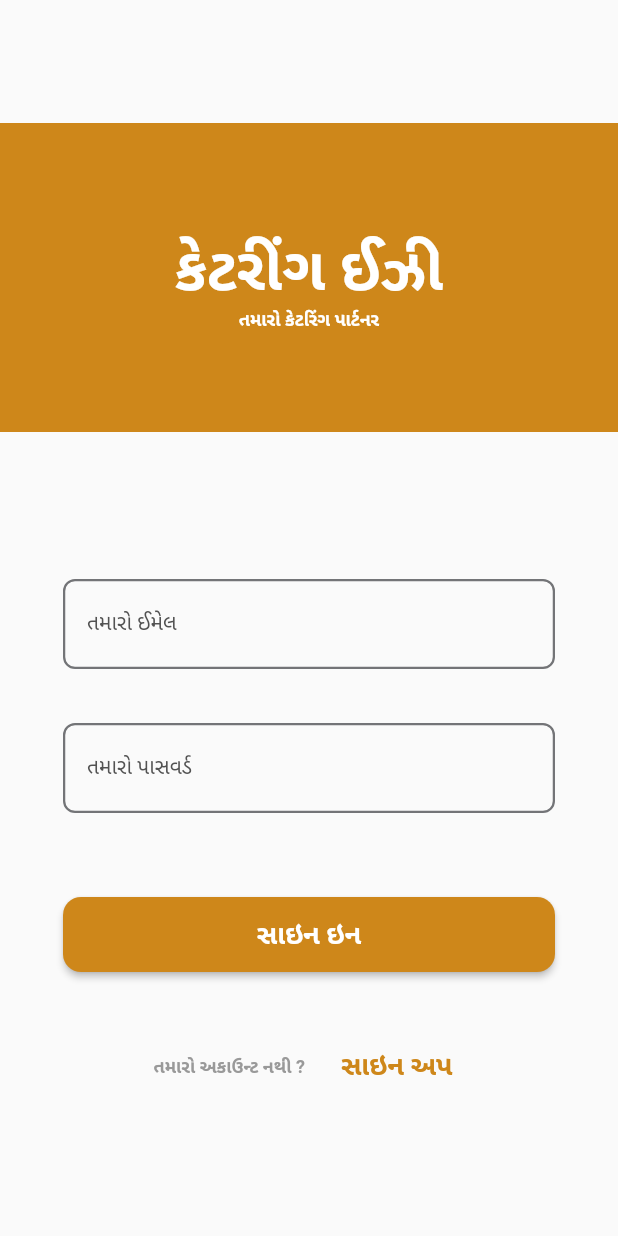
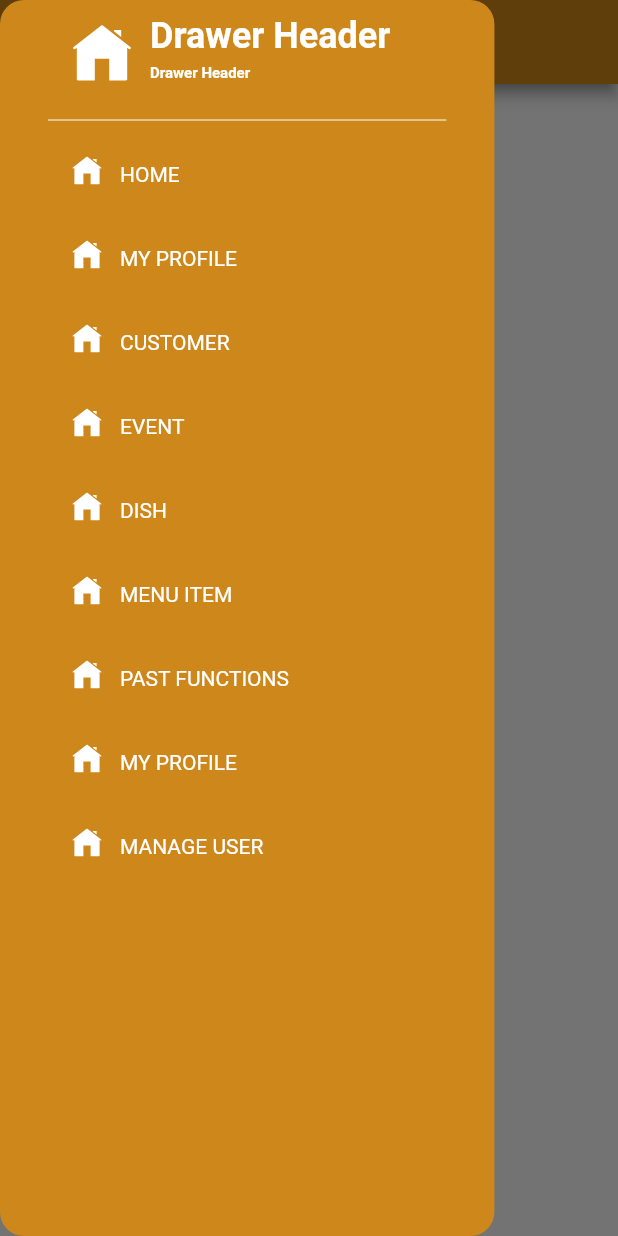
Before and after one commit to aamirsabri/cater_ease_update, a Flutter app: the screen it shows after launch, with the side drawer open (before the commit the screen has no drawer), on a phone screen of 412 x 824 dp. Run offline on Flutter 3.47's test engine with Material 2 defaults, Android fonts, the light colour scheme and no system bars; our stand-ins replace cloud_firestore, firebase_auth, firebase_core, firebase_storage, flutter_easyloading, flutter_native_splash and 3 more; missing offline and left inert: android_id; accounts and stored records are empty; Roboto replaces fonts that are missing (Montserrat); project files that could hold a hidden picture were left out.

Commit message:
home start

```diff
--- a/lib/presentation/auth/login.dart
+++ b/lib/presentation/auth/login.dart
@@ -11,8 +11,6 @@ import 'package:cater_ease/presentation/style_manager.dart';
 import 'package:flutter/material.dart';
 import 'package:flutter/services.dart';
 import 'package:flutter_easyloading/flutter_easyloading.dart';
-
-
 
 import '../value_manager.dart';
 import 'login_view_model.dart';
@@ -31,7 +29,6 @@ class _LoginScreenState extends State<LoginScreen> {
 
   final _formKey = GlobalKey<FormState>();
 
-
   @override
   void initState() {
     _loginViewModelController = LoginViewModelController();
@@ -40,7 +37,7 @@ class _LoginScreenState extends State<LoginScreen> {
       overlays: [SystemUiOverlay.top, SystemUiOverlay.bottom],
     );
     _loginViewModelController.autoLogin().then((res) {
-      if(res =="success"){
+      if (res == "success") {
         Navigator.pushReplacementNamed(context, Routes.homeRoute);
       }
     });
@@ -48,106 +45,126 @@ class _LoginScreenState extends State<LoginScreen> {
   }
 
   @override
-  void didChangeDependencies() async {    // TODO: implement didChangeDependencies
+  void didChangeDependencies() async {
+    // TODO: implement didChangeDependencies
     _loginViewModelController = LoginViewModelController();
 
     super.didChangeDependencies();
   }
 
-  signInUser() async{
+  signInUser() async {
     EasyLoading.show();
-    if(_formKey.currentState?.validate()?? false){
-      String res = await _loginViewModelController.signInUser(_emailController.text,_passwordConroller.text);
+    if (_formKey.currentState?.validate() ?? false) {
+      String res = await _loginViewModelController.signInUser(
+          _emailController.text, _passwordConroller.text);
       EasyLoading.dismiss();
-      if(res == "success"){
-        showSnack(context,Languages.of(context)?.successfullySignedIn ?? AppStrings.successfullySignedIn);
+      if (res == "success") {
+        showSnack(
+            context,
+            Languages.of(context)?.successfullySignedIn ??
+                AppStrings.successfullySignedIn);
         Navigator.pushReplacementNamed(context, Routes.homeRoute);
-      }else{
-        showSnack(context,res);
+      } else {
+        showSnack(context, res);
       }
-    }else{
+    } else {
       return showSnack(context, "Please Enter Valid Data");
     }
   }
 
   @override
   Widget build(BuildContext context) {
-
     return Scaffold(
       body: Column(
-        mainAxisAlignment: MainAxisAlignment.center,
+        mainAxisAlignment: MainAxisAlignment.start,
         crossAxisAlignment: CrossAxisAlignment.center,
         children: [
           Container(
             width: double.infinity,
-                  height: MediaQuery.of(context).size.height*.25,
+            height: MediaQuery.of(context).size.height * .25,
             color: ColorManager.primary,
             child: Center(
               child: Column(
                 mainAxisAlignment: MainAxisAlignment.center,
                 children: [
-                        Text(Languages.of(context)?.appName ?? AppStrings.appName,style: getBoldStyle(fontColor: ColorManager.secondaryFont,fontSize: FontSize.extraBigSize),),
-                        Text(Languages.of(context)?.appTag ?? AppStrings.appTag,style: getBoldStyle(fontColor: ColorManager.secondaryFont,),)
+                  Text(
+                    Languages.of(context)?.appName ?? AppStrings.appName,
+                    style: getBoldStyle(
+                        fontColor: ColorManager.secondaryFont,
+                        fontSize: FontSize.extraBigSize),
+                  ),
+                  Text(
+                    Languages.of(context)?.appTag ?? AppStrings.appTag,
+                    style: getBoldStyle(
+                      fontColor: ColorManager.secondaryFont,
+                    ),
+                  )
                 ],
               ),
             ),
           ),
-          SizedBox(height: 80,),
+          SizedBox(
+            height: 80,
+          ),
           Form(
             key: _formKey,
-            child: Column(
-              mainAxisAlignment: MainAxisAlignment.center,
-              children: [
-
-                Padding
-                    (
-                      padding: EdgeInsets.symmetric(vertical:18,horizontal: 42),
+            child:
+                Column(mainAxisAlignment: MainAxisAlignment.center, children: [
+              Padding(
+                padding: EdgeInsets.symmetric(vertical: 18, horizontal: 42),
                 child: TextFormField(
                   controller: _emailController,
-                        validator: (value){
-                            if(value!.isNotEmpty){
+                  validator: (value) {
+                    if (value!.isNotEmpty) {
                       return null;
                     }
                     return "Email must not be empty";
                   },
                   decoration: InputDecoration(
-                          labelText: Languages.of(context)?.emailHint ?? AppStrings.emailHint
+                      labelText: Languages.of(context)?.emailHint ??
+                          AppStrings.emailHint),
                 ),
               ),
-                    ),
-
-                    Padding
-                    (
-                      padding: const EdgeInsets.symmetric(vertical:18,horizontal: 42),
+              Padding(
+                padding:
+                    const EdgeInsets.symmetric(vertical: 18, horizontal: 42),
                 child: TextFormField(
                   obscureText: true,
                   controller: _passwordConroller,
                   keyboardType: TextInputType.visiblePassword,
-                        validator: (value){
-                            if(value!.isEmpty){
+                  validator: (value) {
+                    if (value!.isEmpty) {
                       return "Password must not be empty";
                     }
                     return null;
                   },
                   decoration: InputDecoration(
-                          labelText: Languages.of(context)?.passwordHint ?? AppStrings.passwordHint
-                        ),
+                      labelText: Languages.of(context)?.passwordHint ??
+                          AppStrings.passwordHint),
                 ),
               ),
               SizedBox(height: AppSize.s20),
               Padding(
-                      padding: const EdgeInsets.symmetric(vertical:18,horizontal: 42),
+                padding:
+                    const EdgeInsets.symmetric(vertical: 18, horizontal: 42),
                 child: ElevatedButton(
                   style: ElevatedButton.styleFrom(
-                          minimumSize: Size(MediaQuery.of(context).size.width * 0.8, 50),
+                    minimumSize:
+                        Size(MediaQuery.of(context).size.width * 0.8, 50),
                   ),
-                        onPressed: () async{
+                  onPressed: () async {
                     await signInUser();
                   },
                   child: Row(
                     mainAxisAlignment: MainAxisAlignment.center,
                     children: [
-                            Text(Languages.of(context)?.loginLabel ?? AppStrings.loginLabel,style: getSemiBoldStyle(fontColor: ColorManager.secondaryFont,fontSize: FontSize.mediumLargeSize),),
+                      Text(
+                        Languages.of(context)?.loginLabel ??
+                            AppStrings.loginLabel,
+                        style: getSemiBoldStyle(
+                            fontColor: ColorManager.secondaryFont,
+                            fontSize: FontSize.mediumLargeSize),
+                      ),
                     ],
                   ),
                 ),
@@ -160,7 +177,11 @@ SizedBox(height: AppSize.s20),
                 children: [
                   Padding(
                     padding: EdgeInsets.all(AppPadding.p8),
-                      child: Text(AppStrings.dontHaveAccount,style: getSemiBoldStyle(fontColor: ColorManager.primaryFontOpacity70),),
+                    child: Text(
+                      AppStrings.dontHaveAccount,
+                      style: getSemiBoldStyle(
+                          fontColor: ColorManager.primaryFontOpacity70),
+                    ),
                   ),
                   Padding(
                     padding: EdgeInsets.all(AppPadding.p8),
@@ -171,18 +192,19 @@ SizedBox(height: AppSize.s20),
                             return RegisterScreen();
                           }));
                         },
-                          child: Text(Languages.of(context)?.registerLabel ?? AppStrings.registerLabel,
-                              style: getBoldStyle(fontColor: ColorManager.primary,fontSize: FontSize.mediumLargeSize))),
+                        child: Text(
+                            Languages.of(context)?.registerLabel ??
+                                AppStrings.registerLabel,
+                            style: getBoldStyle(
+                                fontColor: ColorManager.primary,
+                                fontSize: FontSize.mediumLargeSize))),
                   ),
                 ],
               ),
-
-              ]
-              ),
+            ]),
           ),
         ],
       ),
-
     );
   }
 }
--- a/lib/presentation/font_manager.dart
+++ b/lib/presentation/font_manager.dart
@@ -14,7 +14,7 @@ class FontWeightManger {
 
 class FontSize {
   static const double s12 = 12.0;
-  static const double s14  = 14.0;
+  static const double s14 = 14.0;
   static const double s16 = 16.0;
   static const double s17 = 17.0;
   static const double s18 = 18.0;
@@ -26,5 +26,7 @@ class FontSize {
   static const double smallSize = 10.0;
   static const double extraSmallSize = 8.0;
   static const double mediumLargeSize = 18.0;
+
   static const double bigSize = 24.0;
+  static const double drowerListItemFontSize = 14.0;
 }
--- /dev/null
+++ b/lib/presentation/home/home_screen.dart
@@ -0,0 +1,107 @@
+import 'package:cater_ease/presentation/color_manager.dart';
+import 'package:cater_ease/presentation/font_manager.dart';
+import 'package:cater_ease/presentation/style_manager.dart';
+import 'package:cater_ease/presentation/value_manager.dart';
+import 'package:cater_ease/presentation/widget/drawer_list_tile.dart';
+import 'package:flutter/material.dart';
+import 'package:flutter/src/widgets/framework.dart';
+import 'package:flutter/src/widgets/placeholder.dart';
+import 'package:flutter_svg/svg.dart';
+
+class HomeScreen extends StatefulWidget {
+  const HomeScreen({super.key});
+
+  @override
+  State<HomeScreen> createState() => _HomeScreenState();
+}
+
+class _HomeScreenState extends State<HomeScreen> {
+  @override
+  Widget build(BuildContext context) {
+    return Scaffold(
+      drawer: Container(
+        padding: EdgeInsets.symmetric(horizontal: 32),
+        decoration: BoxDecoration(
+            color: ColorManager.primary,
+            borderRadius: BorderRadius.circular(16)),
+        width: MediaQuery.of(context).size.width * 0.8,
+        child: ListView(
+          children: [
+            Container(
+              child: ListTile(
+                minLeadingWidth: 1,
+                horizontalTitleGap: 12,
+                leading: Column(
+                  mainAxisAlignment: MainAxisAlignment.center,
+                  children: [
+                    SvgPicture.asset(
+                      "assets/icons/svg/home.svg",
+                      width: 40,
+                      height: 40,
+                      color: ColorManager.white,
+                    ),
+                  ],
+                ),
+                title: Text(
+                  'Drawer Header',
+                  style: getSemiBoldStyle(
+                      fontColor: ColorManager.white,
+                      fontSize: FontSize.bigSize),
+                ),
+                subtitle: Text(
+                  'Drawer Header',
+                  style: getSemiBoldStyle(
+                      fontColor: ColorManager.white,
+                      fontSize: FontSize.smallSize),
+                ),
+              ),
+            ),
+            Divider(
+              color: ColorManager.white,
+            ),
+            DrawerListItem(
+              title: "HOME",
+              icon: "assets/icons/svg/home.svg",
+            ),
+            DrawerListItem(
+              title: "MY PROFILE",
+              icon: "assets/icons/svg/home.svg",
+            ),
+            DrawerListItem(
+              title: "CUSTOMER",
+              icon: "assets/icons/svg/home.svg",
+            ),
+            DrawerListItem(
+              title: "EVENT",
+              icon: "assets/icons/svg/home.svg",
+            ),
+            DrawerListItem(
+              title: "DISH",
+              icon: "assets/icons/svg/home.svg",
+            ),
+            DrawerListItem(
+              title: "MENU ITEM",
+              icon: "assets/icons/svg/home.svg",
+            ),
+            DrawerListItem(
+              title: "PAST FUNCTIONS",
+              icon: "assets/icons/svg/home.svg",
+            ),
+            DrawerListItem(
+              title: "MY PROFILE",
+              icon: "assets/icons/svg/home.svg",
+            ),
+            DrawerListItem(
+              title: "MANAGE USER",
+              icon: "assets/icons/svg/home.svg",
+            )
+          ],
+        ),
+      ),
+      appBar: AppBar(
+        title: Text("Home"),
+      ),
+      body: Center(child: Text("Home")),
+    );
+  }
+}
--- a/lib/presentation/route_manager.dart
+++ b/lib/presentation/route_manager.dart
@@ -1,7 +1,7 @@
 import 'package:cater_ease/presentation/auth/login.dart';
 import 'package:cater_ease/presentation/auth/register.dart';
+import 'package:cater_ease/presentation/home/home_screen.dart';
 import 'package:flutter/material.dart';
-
 
 import 'color_manager.dart';
 
@@ -38,10 +38,8 @@ class RouteGenerator {
       case Routes.loginRoute:
         {
           return MaterialPageRoute(
-              builder: (_) => LoginScreen(), settings: settings);
+              builder: (_) => HomeScreen(), settings: settings);
         }
-
-
 
       default:
         return unDefinedRoute();
--- a/lib/presentation/value_manager.dart
+++ b/lib/presentation/value_manager.dart
@@ -25,7 +25,7 @@ class AppPadding {
 
 class AppSize {
   static const double s0 = 0.0;
-
+  static const double drawerListItemIconSize = 20.0;
   static const double s1_5 = 1.5;
   static const double s2 = 2.0;
   static const double s4 = 4.0;
--- /dev/null
+++ b/lib/presentation/widget/drawer_list_tile.dart
@@ -0,0 +1,37 @@
+import 'package:flutter/material.dart';
+import 'package:flutter/src/widgets/framework.dart';
+import 'package:flutter/src/widgets/placeholder.dart';
+import 'package:flutter_svg/svg.dart';
+
+import '../color_manager.dart';
+import '../font_manager.dart';
+import '../style_manager.dart';
+import '../value_manager.dart';
+
+class DrawerListItem extends StatelessWidget {
+  String title;
+  String icon;
+  //Function callBack;
+  DrawerListItem({required this.title, required this.icon});
+
+  @override
+  Widget build(BuildContext context) {
+    return ListTile(
+      horizontalTitleGap: 12,
+      minLeadingWidth: 10,
+      leading: SvgPicture.asset(
+        icon,
+        width: AppSize.drawerListItemIconSize,
+        height: AppSize.drawerListItemIconSize,
+        color: ColorManager.white,
+      ),
+      title: Text(
+        title,
+        style: getRegularStyle(
+            fontColor: ColorManager.white,
+            fontSize: FontSize.drowerListItemFontSize),
+      ),
+      onTap: () {},
+    );
+  }
+}
```
Also changed, not shown: lib/app/deviceinfo.dart (+30 -33 lines), lib/app/functions.dart (+4 -9 lines), lib/presentation/home/home_view_model.dart (added, +66 -0 lines), pubspec.yaml (+4 -4 lines), assets/icons/svg/home.svg (added), pubspec.lock. Lines whose indentation alone changed are shown as unchanged.
